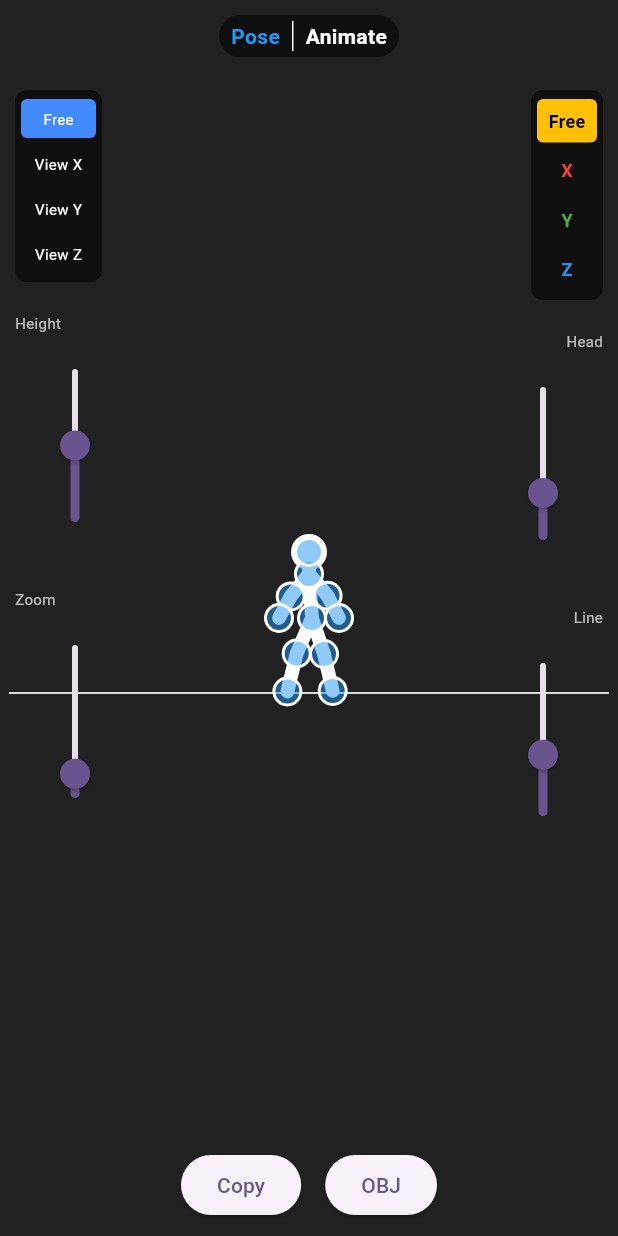
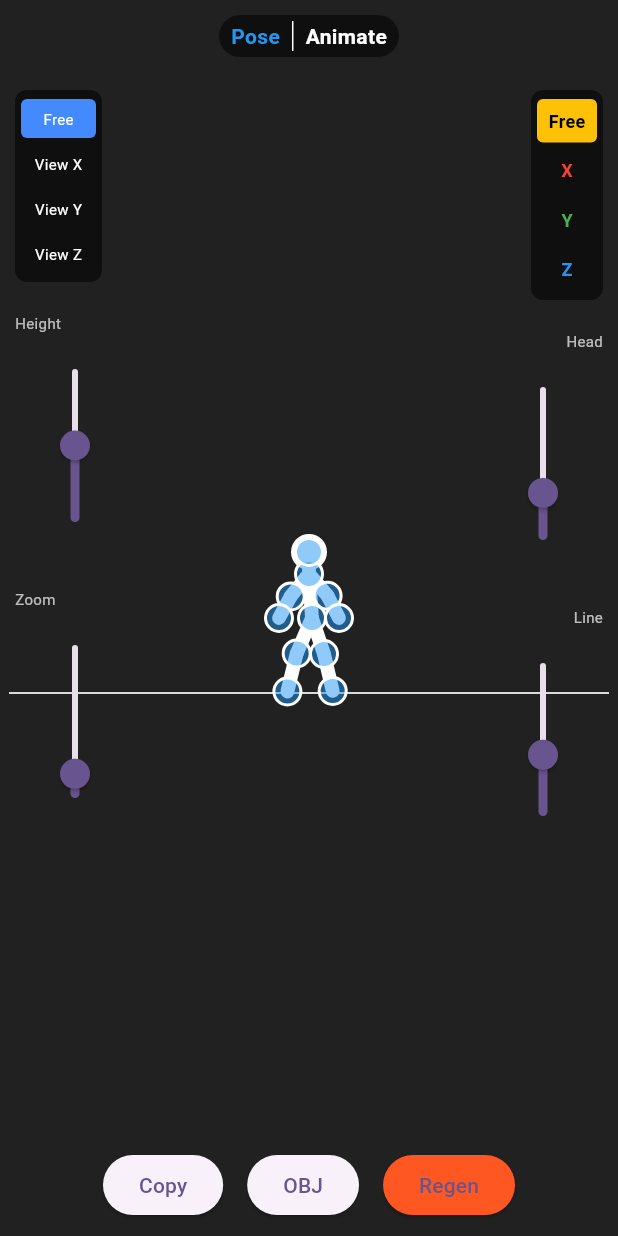
Before and after one commit to leehj825/stickman-animator, a Flutter app: the screen it shows after launch, on a phone screen of 412 x 824 dp. Run offline on Flutter 3.47's test engine with Material 3 defaults, Android fonts, the phone set to English and light mode, and no system bars; our stand-ins replace file_picker, share_plus.

Commit message:
Fix build errors, restore missing editor methods, and add Pose Regen button.
- **Build Fix**: Added missing closing brace `}` to `_StickmanPoseEditorState` in `lib/src/stickman_editor.dart` to resolve syntax error.
- **Restore Methods**: Restored accidentally removed helper methods (`_viewButton`, `_axisButton`, `_clipButton`, `_copyPoseToClipboard`, `_saveObjToFile`, `_applyBoneToAll`, `_exportZip`) in `lib/src/stickman_editor.dart` to fix 'undefined method' errors.
- **Feature**: Added a "Regen" button to the bottom toolbar in `Pose` mode (visible only in Pose mode). This allows users to manually force the regeneration of default animation clips ("Run", "Jump", "Kick") using the current skeleton's proportions, addressing the issue where animations didn't update after pose edits.

```diff
--- a/lib/src/stickman_editor.dart
+++ b/lib/src/stickman_editor.dart
@@ -546,6 +546,17 @@ class _StickmanPoseEditorState extends State<StickmanPoseEditor> {
                               ElevatedButton(onPressed: _copyPoseToClipboard, child: const Text("Copy")),
                               const SizedBox(width: 16),
                               ElevatedButton(onPressed: _saveObjToFile, child: const Text("OBJ")),
+                              if (widget.controller.mode == EditorMode.pose) ...[
+                                const SizedBox(width: 16),
+                                ElevatedButton(
+                                  onPressed: () {
+                                    _regenerateDefaultClips();
+                                    ScaffoldMessenger.of(context).showSnackBar(const SnackBar(content: Text("Default Animations Regenerated!")));
+                                  },
+                                  style: ElevatedButton.styleFrom(backgroundColor: Colors.deepOrange),
+                                  child: const Text("Regen"),
+                                ),
+                              ],
                               if (widget.controller.mode == EditorMode.animate && widget.controller.activeClip != null) ...[
                                 const SizedBox(width: 16),
                                 ElevatedButton(
```
